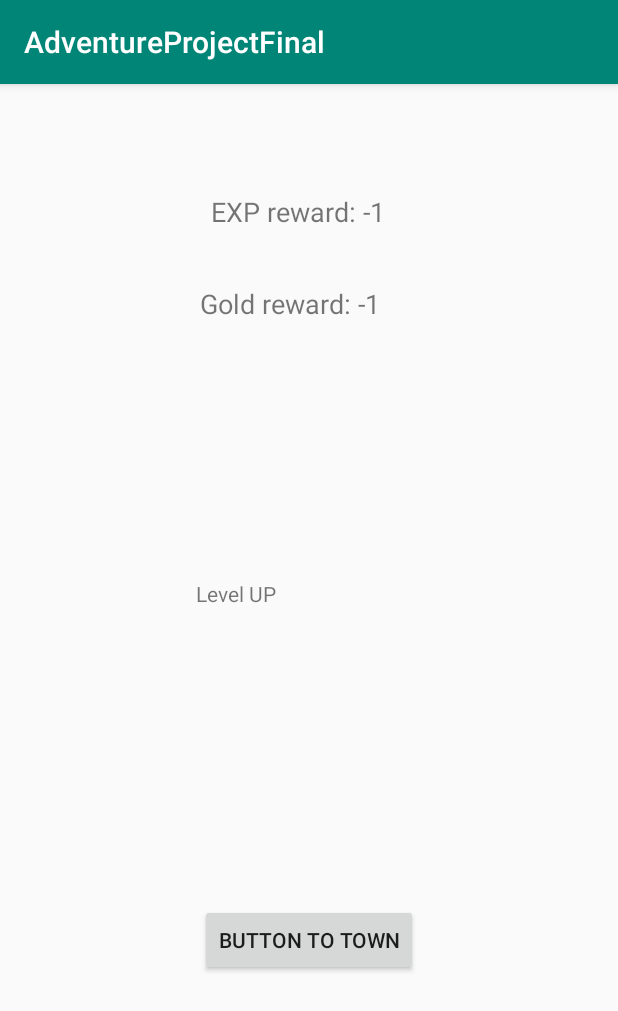
After one commit to achocianowicz/-AdventureProjectFinal, an Android app: the FailQuest screen opened directly, with no data from a screen before it, on a phone screen of 412 x 824 dp. The commit adds this screen. Shown: the top 1011 px of the screen. Run offline under Robolectric (Android 15) with nearby library versions, the phone set to English and light mode, and no system bars.

Commit message:
When Char dies, it goes to Fail Quest screen. Get No Rewards. Then it wil go back to town with full health. THen it can re try quest. When you do complete quest, it will mark it off so you can't select it again.

```diff
--- a/app/src/main/AndroidManifest.xml
+++ b/app/src/main/AndroidManifest.xml
@@ -35,7 +35,8 @@
         <activity android:name=".GameLobby" />
         <activity android:name=".Arena" />
         <activity android:name=".Chemist" />
-        <activity android:name=".Bank"></activity>
+        <activity android:name=".Bank" />
+        <activity android:name=".FailQuest"></activity>
     </application>
 
 </manifest>
--- /dev/null
+++ b/app/src/main/java/com/example/joydr/adventureprojectfinal/FailQuest.java
@@ -0,0 +1,74 @@
+package com.example.joydr.adventureprojectfinal;
+
+import android.arch.lifecycle.SingleGeneratedAdapterObserver;
+import android.content.Intent;
+import android.support.v7.app.AppCompatActivity;
+import android.os.Bundle;
+import android.view.View;
+import android.widget.Button;
+import android.widget.TextView;
+
+import java.util.Random;
+
+public class FailQuest extends AppCompatActivity {
+    TextView requestTitle = null, expReward = null, goldReward = null, LevelUpTextBox = null;
+    Button questRewardToTownButton = null;
+    private String nEXP = null, nGold = null;
+
+    @Override
+    protected void onCreate(Bundle savedInstanceState) {
+        super.onCreate(savedInstanceState);
+        setContentView(R.layout.activity_fail_quest);
+
+
+
+
+
+        requestTitle = findViewById(R.id.frequestTitle);
+        requestTitle.setText(Singleton.getInstance().getQuestTitle());
+        expReward = findViewById(R.id.fexpReward);
+        nEXP = String.valueOf(Singleton.getInstance().getExpReward());
+        expReward.setText("EXP reward: " + nEXP);
+        // Adding the reward exp to char
+        int addingEXP = Integer.parseInt( Singleton.getInstance().getCharCurrentEXP());
+        int updatedEXP = addingEXP + Singleton.getInstance().getExpReward();
+        String setExp = String.valueOf(updatedEXP);
+        Singleton.getInstance().setCharCurrentEXP(setExp);
+        // fix below
+        Singleton.getInstance().setCharOverallEXP(setExp);
+
+        goldReward = findViewById(R.id.fgoldReward);
+
+
+        nGold = String.valueOf(Singleton.getInstance().getGoldReward());
+        goldReward.setText("Gold reward: " + nGold);
+
+        LevelUpTextBox =findViewById(R.id.LevelUpTextBox);
+
+
+
+        questRewardToTownButton = findViewById(R.id.fquestRewardToTownButton);
+
+        questRewardToTownButton.setOnClickListener(new View.OnClickListener() {
+            @Override
+            public void onClick(View v) {
+
+
+                int addingGold = Integer.parseInt(Singleton.getInstance().getUserGold());
+                int updatingGold = addingGold + Singleton.getInstance().getGoldReward();
+                String setGold = String.valueOf(updatingGold);
+                Singleton.getInstance().setUserGold(setGold);
+                Singleton.getInstance().setGoldReward(-1);
+                Singleton.getInstance().setExpReward(-1);
+                Singleton.getInstance().setQuestTitle("Error124");
+                Intent intent = new Intent(v.getContext(), Town.class);
+                intent.setFlags(Intent.FLAG_ACTIVITY_REORDER_TO_FRONT);
+                Singleton.getInstance().setCharCurrentHP(Singleton.getInstance().getCharBaseHP());
+                v.getContext().startActivity(intent);
+                finish();
+            }
+        });
+    }
+
+
+    }
--- a/app/src/main/java/com/example/joydr/adventureprojectfinal/Forest1FindTheChest.java
+++ b/app/src/main/java/com/example/joydr/adventureprojectfinal/Forest1FindTheChest.java
@@ -118,7 +118,7 @@ public class Forest1FindTheChest extends AppCompatActivity {
             public void onClick(View v) {
                 Singleton.getInstance().setExpReward(expReward);
                 Singleton.getInstance().setGoldReward(goldReward);
-
+                Singleton.getInstance().setForestQuest2Done(true);
                 Intent intent = new Intent(v.getContext(), QuestReward.class);
                 intent.setFlags(Intent.FLAG_ACTIVITY_REORDER_TO_FRONT);
                 v.getContext().startActivity(intent);
--- /dev/null
+++ b/app/src/main/res/layout/activity_fail_quest.xml
@@ -0,0 +1,79 @@
+<?xml version="1.0" encoding="utf-8"?>
+<android.support.constraint.ConstraintLayout xmlns:android="http://schemas.android.com/apk/res/android"
+    xmlns:app="http://schemas.android.com/apk/res-auto"
+    xmlns:tools="http://schemas.android.com/tools"
+    android:layout_width="match_parent"
+    android:layout_height="match_parent"
+    tools:context=".FailQuest">
+
+    <TextView
+        android:id="@+id/frequestTitle"
+        android:layout_width="wrap_content"
+        android:layout_height="wrap_content"
+        android:layout_marginStart="8dp"
+        android:layout_marginTop="8dp"
+        android:layout_marginEnd="8dp"
+        android:text="Quest TItle"
+        android:textSize="30sp"
+        app:layout_constraintEnd_toEndOf="parent"
+        app:layout_constraintStart_toStartOf="parent"
+        app:layout_constraintTop_toTopOf="parent" />
+
+    <TextView
+        android:id="@+id/fexpReward"
+        android:layout_width="131dp"
+        android:layout_height="41dp"
+        android:layout_marginStart="8dp"
+        android:layout_marginTop="24dp"
+        android:layout_marginEnd="8dp"
+        android:text="EXp"
+        android:textSize="18sp"
+        app:layout_constraintEnd_toEndOf="parent"
+        app:layout_constraintHorizontal_bias="0.502"
+        app:layout_constraintStart_toStartOf="parent"
+        app:layout_constraintTop_toBottomOf="@+id/frequestTitle" />
+
+    <TextView
+        android:id="@+id/fgoldReward"
+        android:layout_width="134dp"
+        android:layout_height="50dp"
+        android:layout_marginStart="8dp"
+        android:layout_marginTop="20dp"
+        android:layout_marginEnd="8dp"
+        android:text="Gold"
+        android:textSize="18sp"
+        app:layout_constraintEnd_toEndOf="parent"
+        app:layout_constraintHorizontal_bias="0.478"
+        app:layout_constraintStart_toStartOf="parent"
+        app:layout_constraintTop_toBottomOf="@+id/fexpReward" />
+
+    <Button
+        android:id="@+id/fquestRewardToTownButton"
+        android:layout_width="wrap_content"
+        android:layout_height="wrap_content"
+        android:layout_marginStart="8dp"
+        android:layout_marginTop="8dp"
+        android:layout_marginEnd="8dp"
+        android:layout_marginBottom="8dp"
+        android:text="Button To Town"
+        app:layout_constraintBottom_toBottomOf="parent"
+        app:layout_constraintEnd_toEndOf="parent"
+        app:layout_constraintStart_toStartOf="parent"
+        app:layout_constraintTop_toTopOf="parent"
+        app:layout_constraintVertical_bias="0.765" />
+
+    <TextView
+        android:id="@+id/fLevelUpTextBox"
+        android:layout_width="151dp"
+        android:layout_height="71dp"
+        android:layout_marginStart="8dp"
+        android:layout_marginTop="8dp"
+        android:layout_marginEnd="8dp"
+        android:layout_marginBottom="8dp"
+        android:text="Level UP"
+        app:layout_constraintBottom_toTopOf="@+id/fquestRewardToTownButton"
+        app:layout_constraintEnd_toEndOf="parent"
+        app:layout_constraintStart_toStartOf="parent"
+        app:layout_constraintTop_toBottomOf="@+id/fgoldReward" />
+
+</android.support.constraint.ConstraintLayout>
```
Also changed, not shown: app/src/main/java/com/example/joydr/adventureprojectfinal/Forest1Bear1Combat.java (+52 -6 lines), app/src/main/java/com/example/joydr/adventureprojectfinal/ForestQuests.java (+26 -0 lines), app/src/main/java/com/example/joydr/adventureprojectfinal/Singleton.java (+29 -1 lines), app/src/main/res/layout/activity_forest1_bear1_combat.xml (+13 -0 lines), app/src/main/res/drawable/redcheck.png (added).
